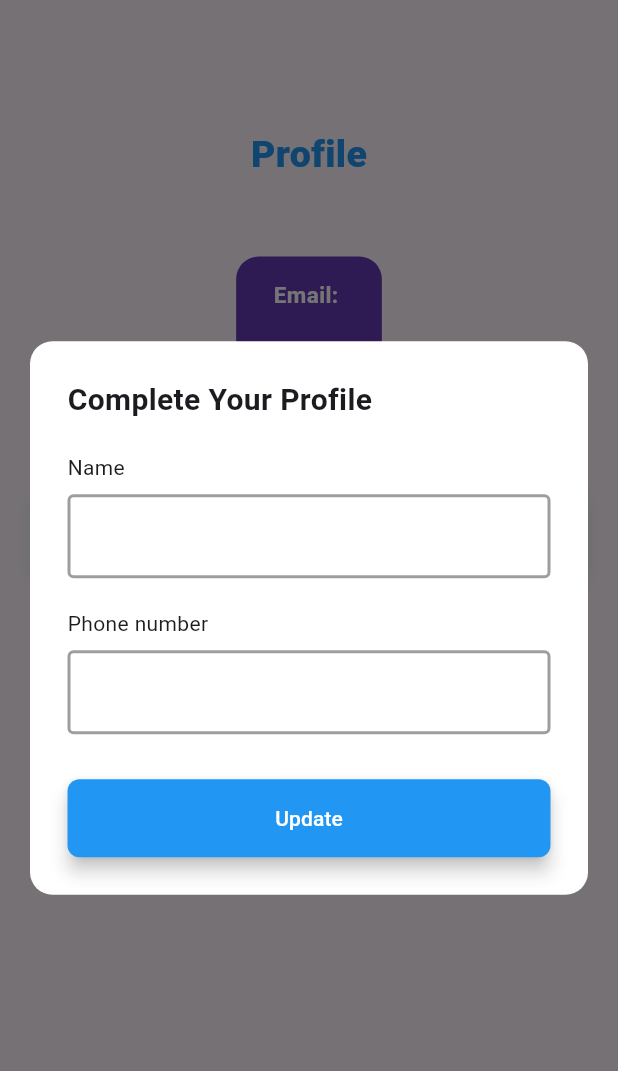
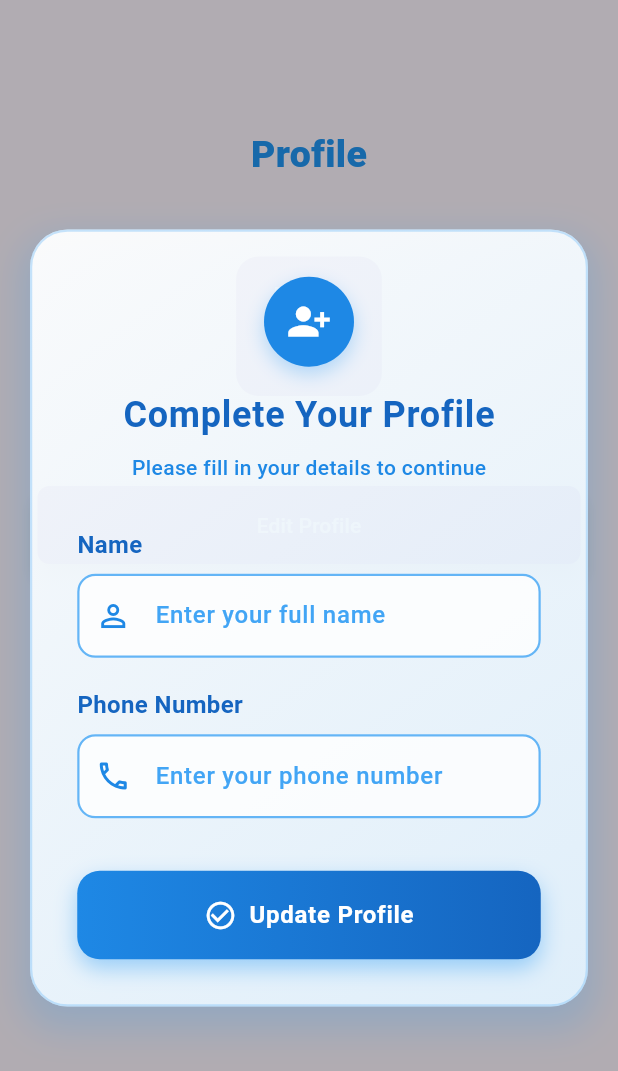
Before and after one commit to Ivan-De-Zoysa-Evolza/Evolza_app, a Flutter app: the Profile screen opened by its route, on a phone screen of 412 x 824 dp. Shown: the top 1071 px of the screen. Run offline on Flutter 3.47's test engine with Material 3 defaults, Android fonts, the light colour scheme and no system bars; our stand-ins replace cloud_firestore, email_validator, firebase_auth, firebase_core, go_router; accounts and stored records are empty.

Commit message:
pop up UI update

```diff
--- a/lib/Presentation/profile.dart
+++ b/lib/Presentation/profile.dart
@@ -88,14 +88,33 @@ class _ProfileState extends State<Profile> {
 
   Widget _buildUpdatePopup() {
     return Container(
-      color: Colors.black54,
+      color: Colors.black.withOpacity(0.3), // Transparent background
       child: Center(
         child: Container(
           margin: EdgeInsets.all(20),
-          padding: EdgeInsets.all(25),
+          padding: EdgeInsets.all(30),
           decoration: BoxDecoration(
-            color: Colors.white,
-            borderRadius: BorderRadius.circular(15),
+            gradient: LinearGradient(
+              begin: Alignment.topLeft,
+              end: Alignment.bottomRight,
+              colors: [
+                Colors.white.withOpacity(0.95),
+                Colors.blue.shade50.withOpacity(0.95),
+              ],
+            ),
+            borderRadius: BorderRadius.circular(25),
+            border: Border.all(
+              color: Colors.blue.shade200.withOpacity(0.5),
+              width: 1.5,
+            ),
+            boxShadow: [
+              BoxShadow(
+                color: Colors.blue.withOpacity(0.2),
+                blurRadius: 20,
+                offset: Offset(0, 10),
+                spreadRadius: 5,
+              ),
+            ],
           ),
           child: Form(
             key: _formKey,
@@ -103,15 +122,59 @@ class _ProfileState extends State<Profile> {
               mainAxisSize: MainAxisSize.min,
               crossAxisAlignment: CrossAxisAlignment.start,
               children: [
-                Text(
-                  "Complete Your Profile",
-                  style: TextStyle(
-                    fontSize: 20,
-                    fontWeight: FontWeight.bold,
+                Center(
+                  child: Column(
+                    children: [
+                      Container(
+                        padding: EdgeInsets.all(15),
+                        decoration: BoxDecoration(
+                          color: Colors.blue.shade600,
+                          shape: BoxShape.circle,
+                          boxShadow: [
+                            BoxShadow(
+                              color: Colors.blue.withOpacity(0.3),
+                              blurRadius: 10,
+                              offset: Offset(0, 5),
+                            ),
+                          ],
+                        ),
+                        child: Icon(
+                          Icons.person_add_alt_1,
+                          color: Colors.white,
+                          size: 30,
+                        ),
+                      ),
+                      SizedBox(height: 15),
+                      Text(
+                        "Complete Your Profile",
+                        style: TextStyle(
+                          fontSize: 24,
+                          fontWeight: FontWeight.bold,
+                          color: Colors.blue.shade800,
+                          letterSpacing: 0.5,
+                        ),
+                      ),
+                      SizedBox(height: 8),
+                      Text(
+                        "Please fill in your details to continue",
+                        style: TextStyle(
+                          fontSize: 14,
+                          color: Colors.blue.shade600,
+                          fontWeight: FontWeight.w500,
+                        ),
+                      ),
+                    ],
                   ),
                 ),
-                SizedBox(height: 20),
-                Text("Name"),
+                SizedBox(height: 30),
+                Text(
+                  "Name",
+                  style: TextStyle(
+                    fontSize: 16,
+                    fontWeight: FontWeight.w600,
+                    color: Colors.blue.shade800,
+                  ),
+                ),
                 SizedBox(height: 8),
                 TextFormField(
                   controller: _nameController,
@@ -121,23 +184,49 @@ class _ProfileState extends State<Profile> {
                     }
                     return null;
                   },
+                  style: TextStyle(
+                    color: Colors.blue.shade900,
+                    fontWeight: FontWeight.w500,
+                  ),
                   decoration: InputDecoration(
+                    filled: true,
+                    fillColor: Colors.white.withOpacity(0.8),
+                    hintText: "Enter your full name",
+                    hintStyle: TextStyle(
+                      color: Colors.blue.shade400,
+                    ),
+                    prefixIcon: Icon(
+                      Icons.person_outline,
+                      color: Colors.blue.shade600,
+                    ),
                     focusedBorder: OutlineInputBorder(
-                      borderSide: BorderSide(color: Colors.grey, width: 2),
+                      borderSide: BorderSide(color: Colors.blue.shade600, width: 2),
+                      borderRadius: BorderRadius.circular(12),
                     ),
                     enabledBorder: OutlineInputBorder(
-                      borderSide: BorderSide(color: Colors.grey, width: 2),
+                      borderSide: BorderSide(color: Colors.blue.shade300, width: 1.5),
+                      borderRadius: BorderRadius.circular(12),
                     ),
                     errorBorder: OutlineInputBorder(
-                      borderSide: BorderSide(color: Colors.red, width: 2),
+                      borderSide: BorderSide(color: Colors.red.shade500, width: 2),
+                      borderRadius: BorderRadius.circular(12),
                     ),
                     focusedErrorBorder: OutlineInputBorder(
-                      borderSide: BorderSide(color: Colors.red, width: 2),
+                      borderSide: BorderSide(color: Colors.red.shade500, width: 2),
+                      borderRadius: BorderRadius.circular(12),
                     ),
+                    contentPadding: EdgeInsets.symmetric(horizontal: 16, vertical: 16),
                   ),
                 ),
                 SizedBox(height: 20),
-                Text("Phone number"),
+                Text(
+                  "Phone Number",
+                  style: TextStyle(
+                    fontSize: 16,
+                    fontWeight: FontWeight.w600,
+                    color: Colors.blue.shade800,
+                  ),
+                ),
                 SizedBox(height: 8),
                 TextFormField(
                   controller: _phoneController,
@@ -147,36 +236,84 @@ class _ProfileState extends State<Profile> {
                     }
                     return null;
                   },
+                  style: TextStyle(
+                    color: Colors.blue.shade900,
+                    fontWeight: FontWeight.w500,
+                  ),
                   decoration: InputDecoration(
+                    filled: true,
+                    fillColor: Colors.white.withOpacity(0.8),
+                    hintText: "Enter your phone number",
+                    hintStyle: TextStyle(
+                      color: Colors.blue.shade400,
+                    ),
+                    prefixIcon: Icon(
+                      Icons.phone_outlined,
+                      color: Colors.blue.shade600,
+                    ),
                     focusedBorder: OutlineInputBorder(
-                      borderSide: BorderSide(color: Colors.grey, width: 2),
+                      borderSide: BorderSide(color: Colors.blue.shade600, width: 2),
+                      borderRadius: BorderRadius.circular(12),
                     ),
                     enabledBorder: OutlineInputBorder(
-                      borderSide: BorderSide(color: Colors.grey, width: 2),
+                      borderSide: BorderSide(color: Colors.blue.shade300, width: 1.5),
+                      borderRadius: BorderRadius.circular(12),
                     ),
                     errorBorder: OutlineInputBorder(
-                      borderSide: BorderSide(color: Colors.red, width: 2),
+                      borderSide: BorderSide(color: Colors.red.shade500, width: 2),
+                      borderRadius: BorderRadius.circular(12),
                     ),
                     focusedErrorBorder: OutlineInputBorder(
-                      borderSide: BorderSide(color: Colors.red, width: 2),
+                      borderSide: BorderSide(color: Colors.red.shade500, width: 2),
+                      borderRadius: BorderRadius.circular(12),
                     ),
+                    contentPadding: EdgeInsets.symmetric(horizontal: 16, vertical: 16),
                   ),
                 ),
-                SizedBox(height: 30),
-                SizedBox(
+                SizedBox(height: 35),
+                Container(
                   width: double.infinity,
+                  decoration: BoxDecoration(
+                    gradient: LinearGradient(
+                      colors: [Colors.blue.shade600, Colors.blue.shade800],
+                      begin: Alignment.centerLeft,
+                      end: Alignment.centerRight,
+                    ),
+                    borderRadius: BorderRadius.circular(15),
+                    boxShadow: [
+                      BoxShadow(
+                        color: Colors.blue.withOpacity(0.4),
+                        blurRadius: 12,
+                        offset: Offset(0, 6),
+                      ),
+                    ],
+                  ),
                   child: ElevatedButton(
                     onPressed: _update,
                     style: ElevatedButton.styleFrom(
-                      padding: const EdgeInsets.symmetric(vertical: 16),
-                      backgroundColor: Colors.blue,
+                      padding: const EdgeInsets.symmetric(vertical: 18),
+                      backgroundColor: Colors.transparent,
+                      shadowColor: Colors.transparent,
                       foregroundColor: Colors.white,
                       shape: RoundedRectangleBorder(
-                        borderRadius: BorderRadius.circular(8),
+                        borderRadius: BorderRadius.circular(15),
                       ),
-                      elevation: 5,
                     ),
-                    child: Text("Update"),
+                    child: Row(
+                      mainAxisAlignment: MainAxisAlignment.center,
+                      children: [
+                        Icon(Icons.check_circle_outline, size: 22),
+                        SizedBox(width: 8),
+                        Text(
+                          "Update Profile",
+                          style: TextStyle(
+                            fontSize: 16,
+                            fontWeight: FontWeight.w600,
+                            letterSpacing: 0.5,
+                          ),
+                        ),
+                      ],
+                    ),
                   ),
                 ),
               ],
```
